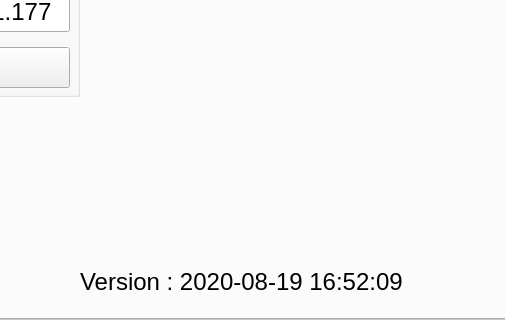
Before: the Qt Designer form dc_motor_pc.ui in ahmetcihan/pendulum_controller, drawn with Qt 5; both pictures show x 172 to 677 and y 160 to 480 of the 800 by 480 pixel window.
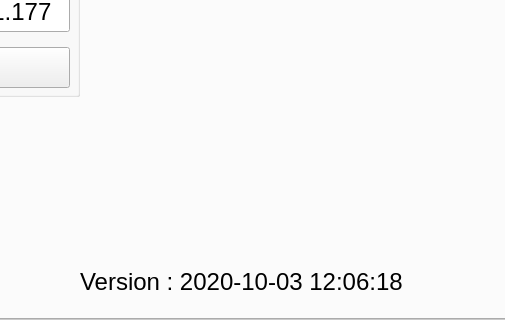
After: the same form once the commit is applied.

The edit to the form file:
```diff
--- a/dc_motor_pc.ui
+++ b/dc_motor_pc.ui
@@ -15411,7 +15411,7 @@
          </font>
         </property>
         <property name="text">
-         <string notr="true">Version : 2020-08-19 16:52:09</string>
+         <string notr="true">Version : 2020-10-03 12:06:18</string>
         </property>
         <property name="alignment">
          <set>Qt::AlignLeading|Qt::AlignLeft|Qt::AlignVCenter</set>
```
